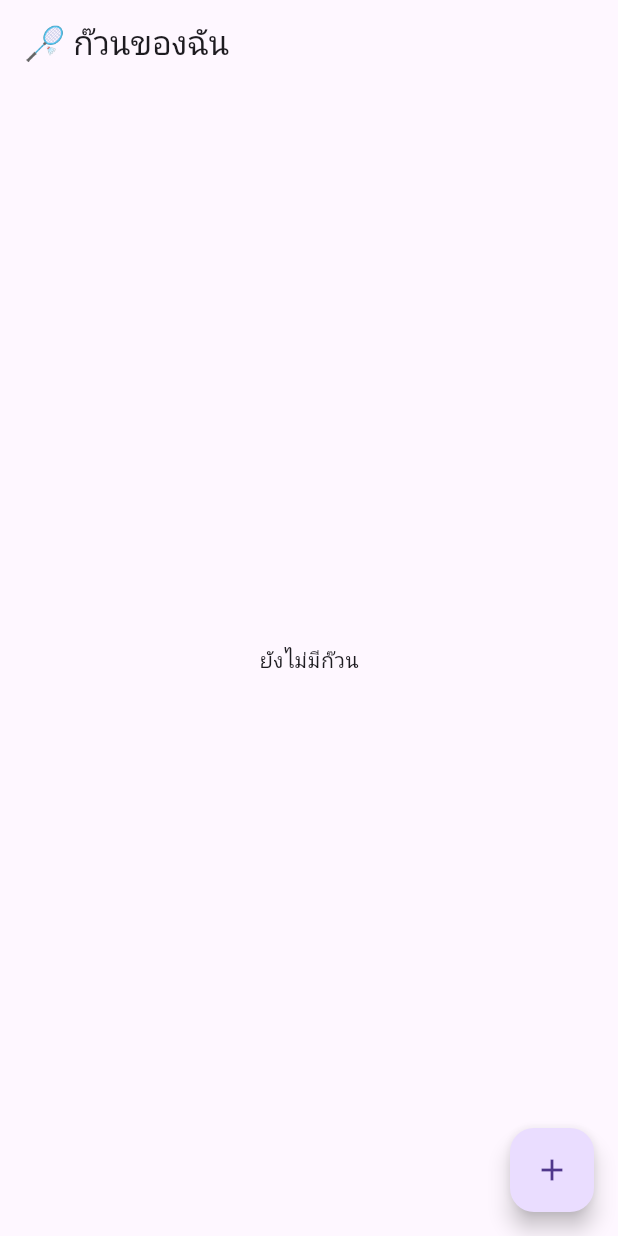
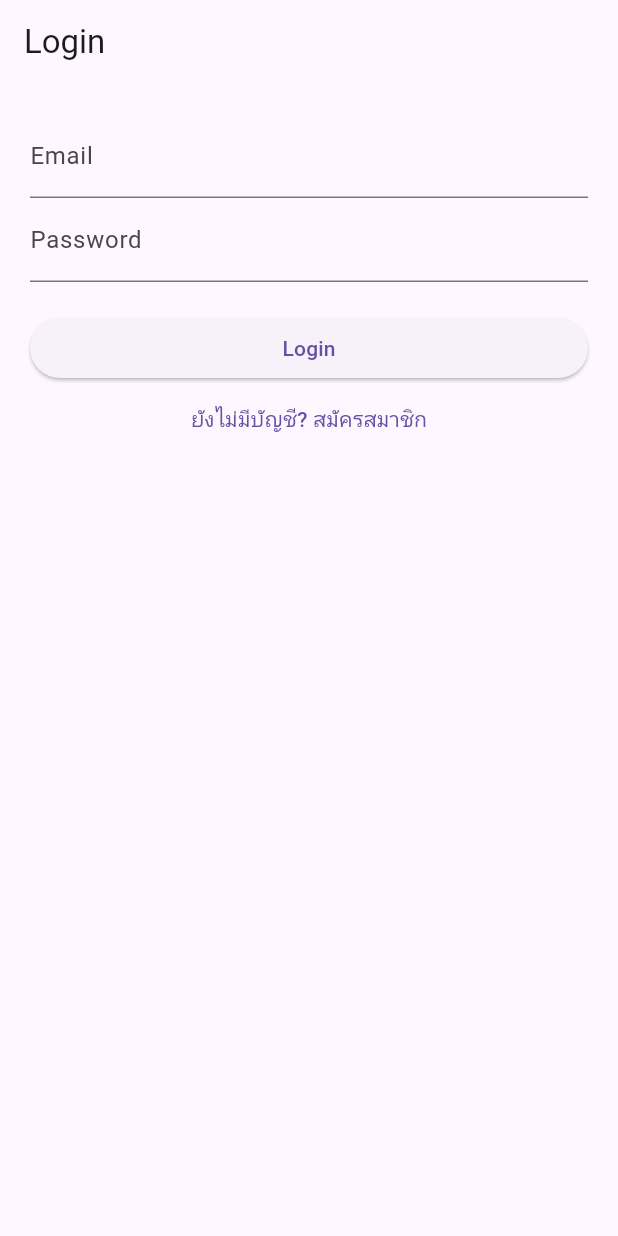
Before and after one commit to Nuttakit-Tan/badminton-manager, a Flutter app: the screen it shows after launch, on a phone screen of 412 x 824 dp. Run offline on Flutter 3.47's test engine with Material 3 defaults, Android fonts, the phone set to English and light mode, and no system bars; our stand-ins replace hive, supabase_flutter; accounts and stored records are empty.

Commit message:
Update login UI, add logo, responsive layout

```diff
--- /dev/null
+++ b/lib/login_screen.dart
@@ -0,0 +1,143 @@
+import 'package:flutter/material.dart';
+import 'package:supabase_flutter/supabase_flutter.dart';
+
+class LoginScreen extends StatefulWidget {
+  const LoginScreen({super.key});
+
+  @override
+  State<LoginScreen> createState() => _LoginScreenState();
+}
+
+class _LoginScreenState extends State<LoginScreen> {
+  final supabase = Supabase.instance.client;
+
+  final emailController = TextEditingController();
+  final passwordController = TextEditingController();
+  final confirmPasswordController = TextEditingController();
+  final nameController = TextEditingController();
+  final phoneController = TextEditingController();
+
+  bool isLogin = true;
+
+  String? validatePassword(String password) {
+    if (password.length < 8) {
+      return "รหัสต้องอย่างน้อย 8 ตัว";
+    }
+    if (!RegExp(r'[A-Z]').hasMatch(password)) {
+      return "ต้องมีตัวพิมพ์ใหญ่";
+    }
+    if (!RegExp(r'[a-z]').hasMatch(password)) {
+      return "ต้องมีตัวพิมพ์เล็ก";
+    }
+    if (!RegExp(r'[0-9]').hasMatch(password)) {
+      return "ต้องมีตัวเลข";
+    }
+    if (!RegExp(r'[!@#$%^&*(),.?":{}|<>]').hasMatch(password)) {
+      return "ต้องมีอักขระพิเศษ";
+    }
+    return null;
+  }
+
+  Future<void> signUp() async {
+    final passwordError = validatePassword(passwordController.text);
+    if (passwordError != null) {
+      showMessage(passwordError);
+      return;
+    }
+
+    if (passwordController.text != confirmPasswordController.text) {
+      showMessage("รหัสผ่านไม่ตรงกัน");
+      return;
+    }
+
+    final response = await supabase.auth.signUp(
+      email: emailController.text.trim(),
+      password: passwordController.text.trim(),
+    );
+
+    final user = response.user;
+    if (user != null) {
+      await supabase.from('profiles').insert({
+        'id': user.id,
+        'email': emailController.text.trim(),
+        'full_name': nameController.text.trim(),
+        'phone': phoneController.text.trim(),
+      });
+
+      showMessage("สมัครสมาชิกสำเร็จ");
+    }
+  }
+
+  Future<void> signIn() async {
+    await supabase.auth.signInWithPassword(
+      email: emailController.text.trim(),
+      password: passwordController.text.trim(),
+    );
+
+    showMessage("เข้าสู่ระบบสำเร็จ");
+  }
+
+  void showMessage(String message) {
+    ScaffoldMessenger.of(
+      context,
+    ).showSnackBar(SnackBar(content: Text(message)));
+  }
+
+  @override
+  Widget build(BuildContext context) {
+    return Scaffold(
+      appBar: AppBar(title: Text(isLogin ? "Login" : "Register")),
+      body: Padding(
+        padding: const EdgeInsets.all(20),
+        child: ListView(
+          children: [
+            if (!isLogin)
+              TextField(
+                controller: nameController,
+                decoration: const InputDecoration(labelText: "ชื่อ"),
+              ),
+            if (!isLogin)
+              TextField(
+                controller: phoneController,
+                decoration: const InputDecoration(labelText: "เบอร์โทร"),
+              ),
+            TextField(
+              controller: emailController,
+              decoration: const InputDecoration(labelText: "Email"),
+            ),
+            TextField(
+              controller: passwordController,
+              obscureText: true,
+              decoration: const InputDecoration(labelText: "Password"),
+            ),
+            if (!isLogin)
+              TextField(
+                controller: confirmPasswordController,
+                obscureText: true,
+                decoration: const InputDecoration(
+                  labelText: "Confirm Password",
+                ),
+              ),
+            const SizedBox(height: 20),
+            ElevatedButton(
+              onPressed: isLogin ? signIn : signUp,
+              child: Text(isLogin ? "Login" : "Register"),
+            ),
+            TextButton(
+              onPressed: () {
+                setState(() {
+                  isLogin = !isLogin;
+                });
+              },
+              child: Text(
+                isLogin
+                    ? "ยังไม่มีบัญชี? สมัครสมาชิก"
+                    : "มีบัญชีแล้ว? เข้าสู่ระบบ",
+              ),
+            ),
+          ],
+        ),
+      ),
+    );
+  }
+}
--- a/lib/main.dart
+++ b/lib/main.dart
@@ -1,13 +1,14 @@
 import 'package:flutter/material.dart';
-import 'package:hive_flutter/hive_flutter.dart';
-import 'models/group.dart';
-import 'screens/home_screen.dart';
+import 'package:supabase_flutter/supabase_flutter.dart';
+import 'login_screen.dart';
 
 void main() async {
   WidgetsFlutterBinding.ensureInitialized();
 
-  await Hive.initFlutter();
-  Hive.registerAdapter(GroupModelAdapter());
+  await Supabase.initialize(
+    url: 'https://jvtwwhtimvyrmvpkywyd.supabase.co',
+    anonKey: 'sb_publishable_mH7fnVXeyl6u-nN9i_e6VA_itdABV4Q',
+  );
 
   runApp(const MyApp());
 }
@@ -19,7 +20,7 @@ class MyApp extends StatelessWidget {
   Widget build(BuildContext context) {
     return const MaterialApp(
       debugShowCheckedModeBanner: false,
-      home: HomeScreen(),
+      home: LoginScreen(),
     );
   }
 }
--- a/pubspec.yaml
+++ b/pubspec.yaml
@@ -33,6 +33,7 @@ dependencies:
   hive: ^2.2.3
   hive_flutter: ^1.1.0
   uuid: ^4.3.3
+  supabase_flutter: ^2.5.6
 
   # The following adds the Cupertino Icons font to your application.
   # Use with the CupertinoIcons class for iOS style icons.
```
Also changed, not shown: 5 other files.
